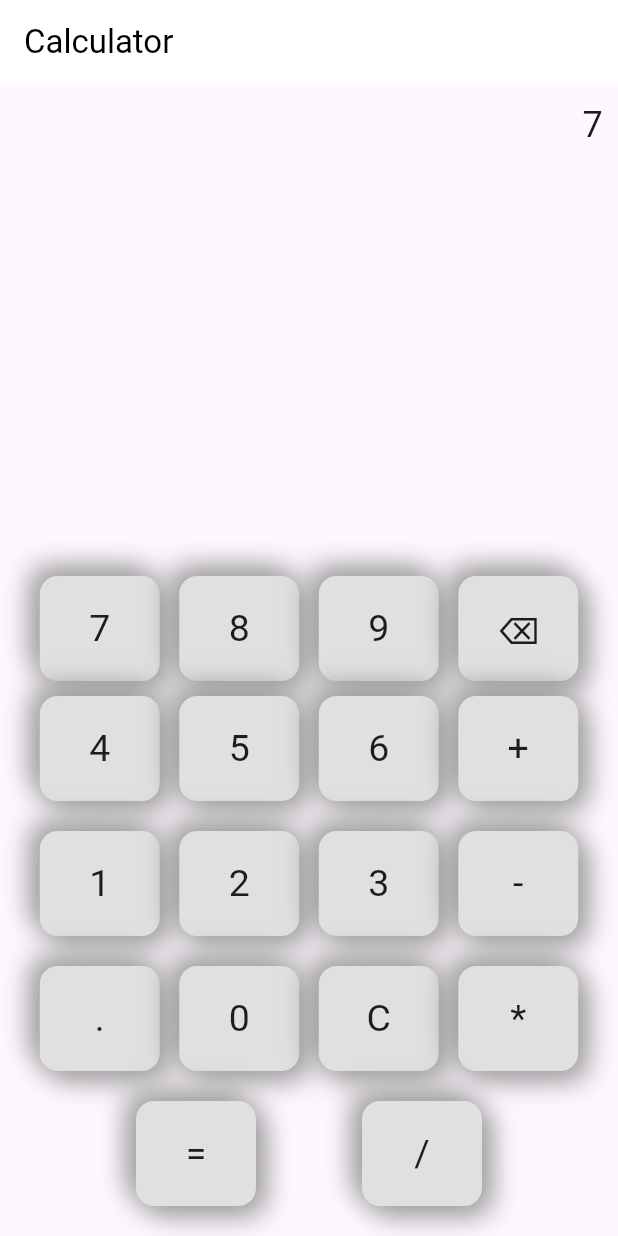
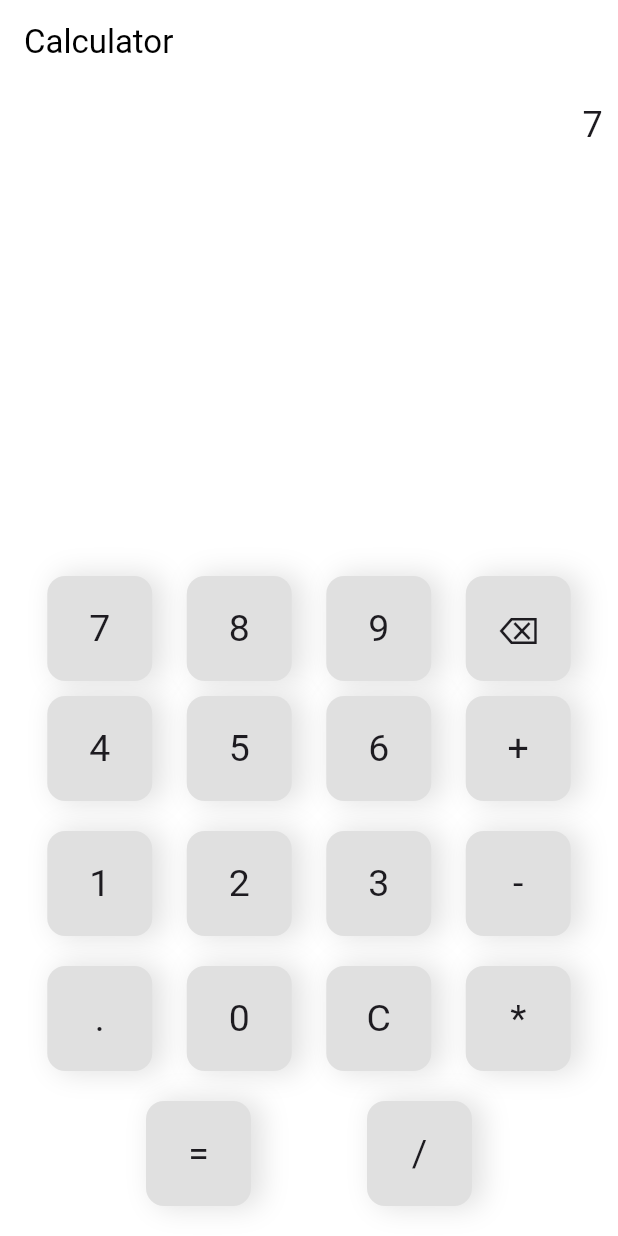
Before and after one commit to chrisokoriedev/flutter_cal_class, a Flutter app: the screen it shows after launch, after a tap on an icon or button, on a phone screen of 412 x 824 dp. Run offline on Flutter 3.47's test engine with Material 3 defaults, Android fonts, the light colour scheme and no system bars; our stand-ins replace math_expressions.

Commit message:
removed animated button

```diff
--- a/lib/calculator.dart
+++ b/lib/calculator.dart
@@ -48,6 +48,7 @@ class CalculatorAppState extends State<CalculatorApp> {
   @override
   Widget build(BuildContext context) {
     return Scaffold(
+      backgroundColor: Colors.white,
       appBar: AppBar(
         title: const Text(
           'Calculator',
@@ -142,35 +143,22 @@ class CalculatorAppState extends State<CalculatorApp> {
         isButtonPressedFunction();
         buttonPressed(buttonText);
       },
-      child: AnimatedContainer(
-        duration: const Duration(milliseconds: 200),
-        onEnd: () {
-          setState(() {
-            isButtonPressed = false;
-          });
-        },
+      child: Container(
         padding: const EdgeInsets.symmetric(horizontal: 20, vertical: 15),
-        width: isButtonPressed ? 78 : 80,
+        width: 70,
         height: 70,
         alignment: Alignment.center,
         decoration: BoxDecoration(
             color: Colors.grey[300],
             borderRadius: BorderRadius.circular(12),
-            boxShadow: isButtonPressed
-                ? []
-                : [
+            boxShadow: [
                     BoxShadow(
-                      color: Colors.grey.shade500,
-                      offset: const Offset(6, 6),
+                      color: Colors.grey.shade300,
+                      offset: const Offset(6, 0),
                       blurRadius: 15,
                       spreadRadius: 1,
                     ),
-                    BoxShadow(
-                      color: Colors.grey.shade500,
-                      offset: const Offset(-6, -6),
-                      blurRadius: 15,
-                      spreadRadius: 1,
-                    ),
+
                   ]),
         child: Text(
           buttonText,
```
